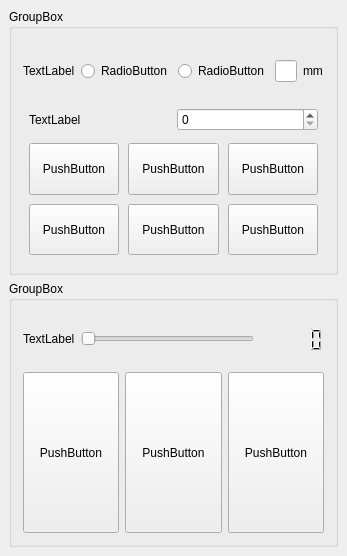
Before: the Qt Designer form BioPrint/QMachineWidget.ui in dogchenmao/BioPrint, drawn with Qt 5.
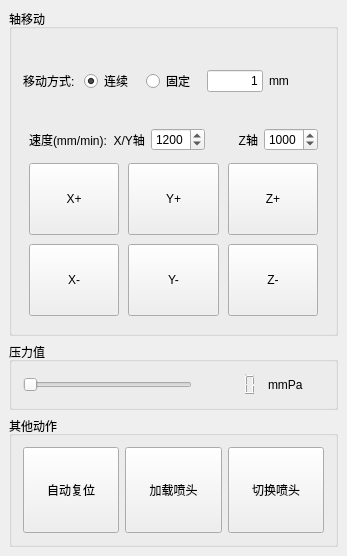
After: the same form once the commit is applied.

The edit to the form file:
```diff
--- a/BioPrint/QMachineWidget.ui
+++ b/BioPrint/QMachineWidget.ui
@@ -19,7 +19,7 @@
   <property name="windowTitle">
    <string>QMachineWidget</string>
   </property>
-  <layout class="QVBoxLayout" name="verticalLayout" stretch="1,1">
+  <layout class="QVBoxLayout" name="verticalLayout" stretch="10,2,4">
    <property name="leftMargin">
     <number>9</number>
    </property>
@@ -35,7 +35,7 @@
    <item>
     <widget class="QGroupBox" name="groupBox">
      <property name="title">
-      <string>GroupBox</string>
+      <string>轴移动</string>
      </property>
      <layout class="QVBoxLayout" name="verticalLayout_2" stretch="1,1,2">
       <property name="spacing">
@@ -46,7 +46,7 @@
         <item>
          <widget class="QLabel" name="label">
           <property name="text">
-           <string>TextLabel</string>
+           <string>移动方式:</string>
           </property>
          </widget>
         </item>
@@ -59,8 +59,14 @@
            </sizepolicy>
           </property>
           <property name="text">
-           <string>RadioButton</string>
+           <string>连续</string>
           </property>
+          <property name="checked">
+           <bool>true</bool>
+          </property>
+          <attribute name="buttonGroup">
+           <string notr="true">buttonGroup</string>
+          </attribute>
          </widget>
         </item>
         <item>
@@ -72,12 +78,25 @@
            </sizepolicy>
           </property>
           <property name="text">
-           <string>RadioButton</string>
+           <string>固定</string>
           </property>
          </widget>
         </item>
         <item>
-         <widget class="QLineEdit" name="lineEdit"/>
+         <widget class="QLineEdit" name="lineEdit">
+          <property name="inputMask">
+           <string>1</string>
+          </property>
+          <property name="alignment">
+           <set>Qt::AlignRight|Qt::AlignTrailing|Qt::AlignVCenter</set>
+          </property>
+          <property name="cursorMoveStyle">
+           <enum>Qt::LogicalMoveStyle</enum>
+          </property>
+          <property name="clearButtonEnabled">
+           <bool>false</bool>
+          </property>
+         </widget>
         </item>
         <item>
          <widget class="QLabel" name="label_2">
@@ -105,12 +124,45 @@
         <item>
          <widget class="QLabel" name="label_3">
           <property name="text">
-           <string>TextLabel</string>
+           <string>速度(mm/min):  X/Y轴</string>
           </property>
          </widget>
         </item>
         <item>
-         <widget class="QSpinBox" name="spinBox"/>
+         <widget class="QSpinBox" name="spinBox">
+          <property name="maximum">
+           <number>2000</number>
+          </property>
+          <property name="singleStep">
+           <number>100</number>
+          </property>
+          <property name="value">
+           <number>1200</number>
+          </property>
+         </widget>
+        </item>
+        <item>
+         <widget class="QLabel" name="label_5">
+          <property name="text">
+           <string>Z轴</string>
+          </property>
+          <property name="alignment">
+           <set>Qt::AlignRight|Qt::AlignTrailing|Qt::AlignVCenter</set>
+          </property>
+         </widget>
+        </item>
+        <item>
+         <widget class="QSpinBox" name="spinBox_2">
+          <property name="maximum">
+           <number>2000</number>
+          </property>
+          <property name="singleStep">
+           <number>100</number>
+          </property>
+          <property name="value">
+           <number>1000</number>
+          </property>
+         </widget>
         </item>
        </layout>
       </item>
@@ -131,32 +183,6 @@
         <property name="spacing">
          <number>9</number>
         </property>
-        <item row="0" column="1">
-         <widget class="QPushButton" name="pushButton_4">
-          <property name="sizePolicy">
-           <sizepolicy hsizetype="Preferred" vsizetype="Preferred">
-            <horstretch>0</horstretch>
-            <verstretch>0</verstretch>
-           </sizepolicy>
-          </property>
-          <property name="text">
-           <string>PushButton</string>
-          </property>
-         </widget>
-        </item>
-        <item row="1" column="1">
-         <widget class="QPushButton" name="pushButton_2">
-          <property name="sizePolicy">
-           <sizepolicy hsizetype="Preferred" vsizetype="Preferred">
-            <horstretch>0</horstretch>
-            <verstretch>0</verstretch>
-           </sizepolicy>
-          </property>
-          <property name="text">
-           <string>PushButton</string>
-          </property>
-         </widget>
-        </item>
         <item row="0" column="0">
          <widget class="QPushButton" name="pushButton">
           <property name="sizePolicy">
@@ -166,12 +192,12 @@
            </sizepolicy>
           </property>
           <property name="text">
-           <string>PushButton</string>
+           <string>X+</string>
           </property>
          </widget>
         </item>
-        <item row="1" column="0">
-         <widget class="QPushButton" name="pushButton_3">
+        <item row="1" column="1">
+         <widget class="QPushButton" name="pushButtonYSub">
           <property name="sizePolicy">
            <sizepolicy hsizetype="Preferred" vsizetype="Preferred">
             <horstretch>0</horstretch>
@@ -179,7 +205,20 @@
            </sizepolicy>
           </property>
           <property name="text">
-           <string>PushButton</string>
+           <string>Y-</string>
+          </property>
+         </widget>
+        </item>
+        <item row="0" column="1">
+         <widget class="QPushButton" name="pushButtonYAdd">
+          <property name="sizePolicy">
+           <sizepolicy hsizetype="Preferred" vsizetype="Preferred">
+            <horstretch>0</horstretch>
+            <verstretch>0</verstretch>
+           </sizepolicy>
+          </property>
+          <property name="text">
+           <string>Y+</string>
           </property>
          </widget>
         </item>
@@ -192,7 +231,20 @@
            </sizepolicy>
           </property>
           <property name="text">
-           <string>PushButton</string>
+           <string>Z+</string>
+          </property>
+         </widget>
+        </item>
+        <item row="1" column="0">
+         <widget class="QPushButton" name="pushButtonMoveXSub">
+          <property name="sizePolicy">
+           <sizepolicy hsizetype="Preferred" vsizetype="Preferred">
+            <horstretch>0</horstretch>
+            <verstretch>0</verstretch>
+           </sizepolicy>
+          </property>
+          <property name="text">
+           <string>X-</string>
           </property>
          </widget>
         </item>
@@ -205,7 +257,7 @@
            </sizepolicy>
           </property>
           <property name="text">
-           <string>PushButton</string>
+           <string>Z-</string>
           </property>
          </widget>
         </item>
@@ -215,20 +267,13 @@
     </widget>
    </item>
    <item>
-    <widget class="QGroupBox" name="groupBox_2">
+    <widget class="QGroupBox" name="groupBox_3">
      <property name="title">
-      <string>GroupBox</string>
+      <string>压力值</string>
      </property>
-     <layout class="QVBoxLayout" name="verticalLayout_3" stretch="1,3">
+     <layout class="QVBoxLayout" name="verticalLayout_4">
       <item>
-       <layout class="QHBoxLayout" name="horizontalLayout_5">
-        <item>
-         <widget class="QLabel" name="label_4">
-          <property name="text">
-           <string>TextLabel</string>
-          </property>
-         </widget>
-        </item>
+       <layout class="QHBoxLayout" name="horizontalLayout_5" stretch="3,1,1">
         <item>
          <widget class="QSlider" name="horizontalSlider">
           <property name="orientation">
@@ -241,10 +286,29 @@
           <property name="lineWidth">
            <number>0</number>
           </property>
+          <property name="smallDecimalPoint">
+           <bool>false</bool>
+          </property>
+         </widget>
+        </item>
+        <item>
+         <widget class="QLabel" name="label_4">
+          <property name="text">
+           <string>mmPa</string>
+          </property>
          </widget>
         </item>
        </layout>
       </item>
+     </layout>
+    </widget>
+   </item>
+   <item>
+    <widget class="QGroupBox" name="groupBox_2">
+     <property name="title">
+      <string>其他动作</string>
+     </property>
+     <layout class="QVBoxLayout" name="verticalLayout_3" stretch="3">
       <item>
        <layout class="QHBoxLayout" name="horizontalLayout_6">
         <item>
@@ -256,7 +320,7 @@
            </sizepolicy>
           </property>
           <property name="text">
-           <string>PushButton</string>
+           <string>自动复位</string>
           </property>
          </widget>
         </item>
@@ -269,7 +333,7 @@
            </sizepolicy>
           </property>
           <property name="text">
-           <string>PushButton</string>
+           <string>加载喷头</string>
           </property>
          </widget>
         </item>
@@ -282,7 +346,7 @@
            </sizepolicy>
           </property>
           <property name="text">
-           <string>PushButton</string>
+           <string>切换喷头</string>
           </property>
          </widget>
         </item>
```
Left out of the diff: 15 changed lines with no effect on the pictures.
